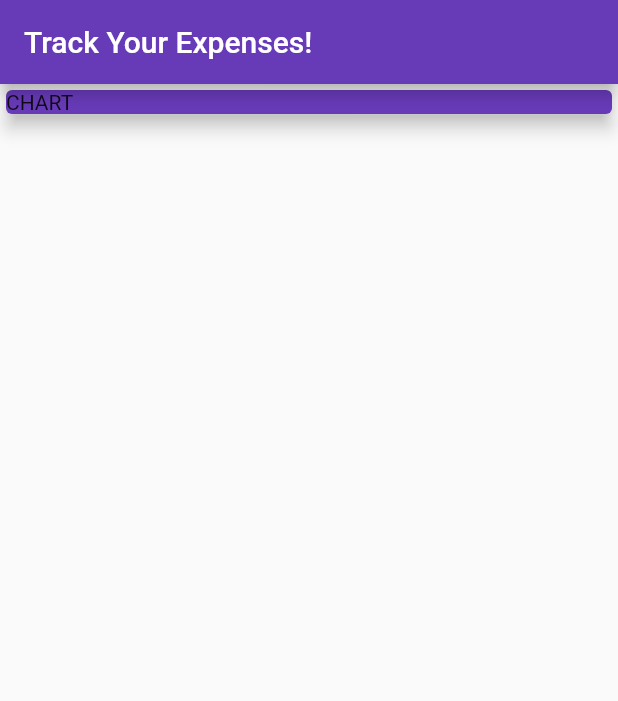
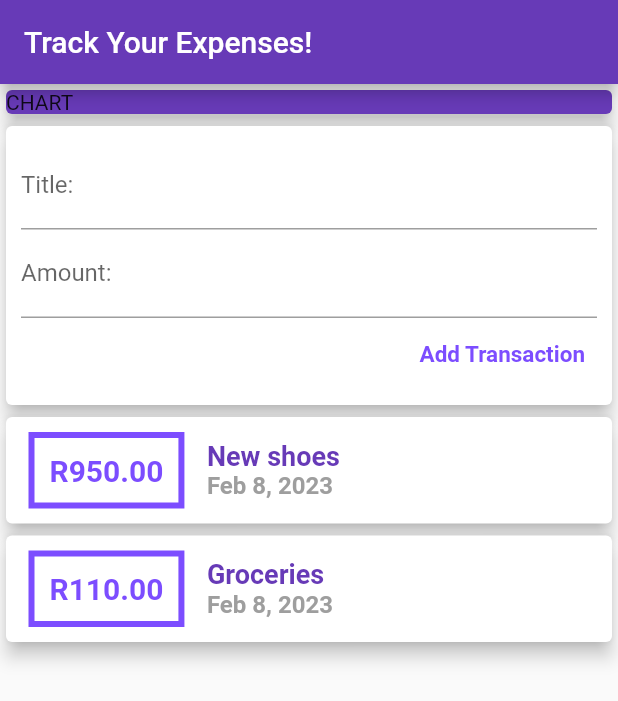
Before and after one commit to Ruan6370/flutterSect4Guide, a Flutter app: the screen it shows after launch, on a phone screen of 412 x 824 dp. Shown: the top 701 px of the screen. Run offline on Flutter 3.47's test engine with Material 2 defaults, Android fonts, the phone set to English and light mode, and no system bars; missing offline and left inert: dart:js_util.

Commit message:
Created user-defined transaction items

```diff
--- a/lib/_widgets/transaction_creator.dart
+++ b/lib/_widgets/transaction_creator.dart
@@ -1,9 +1,13 @@
+import 'dart:js_util';
+
 import 'package:flutter/material.dart';
+import './transactions_list_manager.dart';
 
 class TransactionCreator extends StatelessWidget {
-  TransactionCreator({Key? key}) : super(key: key);
+  TransactionCreator(this.addTx, {Key? key}) : super(key: key);
   final titleController = TextEditingController();
   final amountController = TextEditingController();
+  final Function addTx;
 
   @override
   Widget build(BuildContext context) {
@@ -28,8 +32,8 @@ class TransactionCreator extends StatelessWidget {
                 ),
                 TextButton(
                     onPressed: () {
-                      debugPrint(titleController.text);
-                      debugPrint(amountController.text);
+                      addTx(titleController.text,
+                          double.parse(amountController.text));
                     },
                     style: TextButton.styleFrom(
                       foregroundColor: Colors.deepPurpleAccent,
--- a/lib/_widgets/transactions_list_manager.dart
+++ b/lib/_widgets/transactions_list_manager.dart
@@ -5,7 +5,7 @@ import '../_widgets/transactions_list.dart';
 import '../_models/transactions.dart';
 
 class TransactionsManager extends StatefulWidget {
-  const TransactionsManager(Key? key) : super(key: key);
+  const TransactionsManager({Key? key}) : super(key: key);
 
   @override
   _ManagerState createState() => _ManagerState();
@@ -19,11 +19,24 @@ class _ManagerState extends State<TransactionsManager> {
         id: 't2', title: 'Groceries', amount: 110.00, date: DateTime.now()),
   ];
 
+  void _addTransactionItem(String txTitle, double txAmount) {
+    final newTx = Transaction(
+      id: DateTime.now().toString(),
+      title: txTitle,
+      amount: txAmount,
+      date: DateTime.now(),
+    );
+
+    setState(() {
+      _userTransactions.add(newTx);
+    });
+  }
+
   @override
   Widget build(BuildContext context) {
     return Column(
       children: <Widget>[
-        TransactionCreator(),
+        TransactionCreator(_addTransactionItem),
         TransactionList(_userTransactions),
       ],
     );
--- a/lib/main.dart
+++ b/lib/main.dart
@@ -1,5 +1,5 @@
 import 'package:flutter/material.dart';
-import 'package:helloworld/_widgets/transaction_creator.dart';
+import '_widgets/transactions_list_manager.dart';
 
 void main() {
   runApp(const PersonalExpenseTracker());
@@ -28,11 +28,12 @@ class HomePage extends StatelessWidget {
           backgroundColor: Colors.deepPurple,
           title: const Text('Track Your Expenses!'),
         ),
-      body: Column(
+        body: SingleChildScrollView(
+          child: Column(
               mainAxisAlignment: MainAxisAlignment.start,
               crossAxisAlignment: CrossAxisAlignment.stretch,
-          children: <Widget>[
-            const SizedBox(
+              children: const <Widget>[
+                SizedBox(
                   width: double.infinity,
                   child: Card(
                     elevation: 5,
@@ -40,7 +41,8 @@ class HomePage extends StatelessWidget {
                     child: Text('CHART'),
                   ),
                 ),
+                TransactionsManager(),
               ]),
-    );
+        ));
   }
 }
```
Lines whose indentation alone changed are shown as unchanged.
